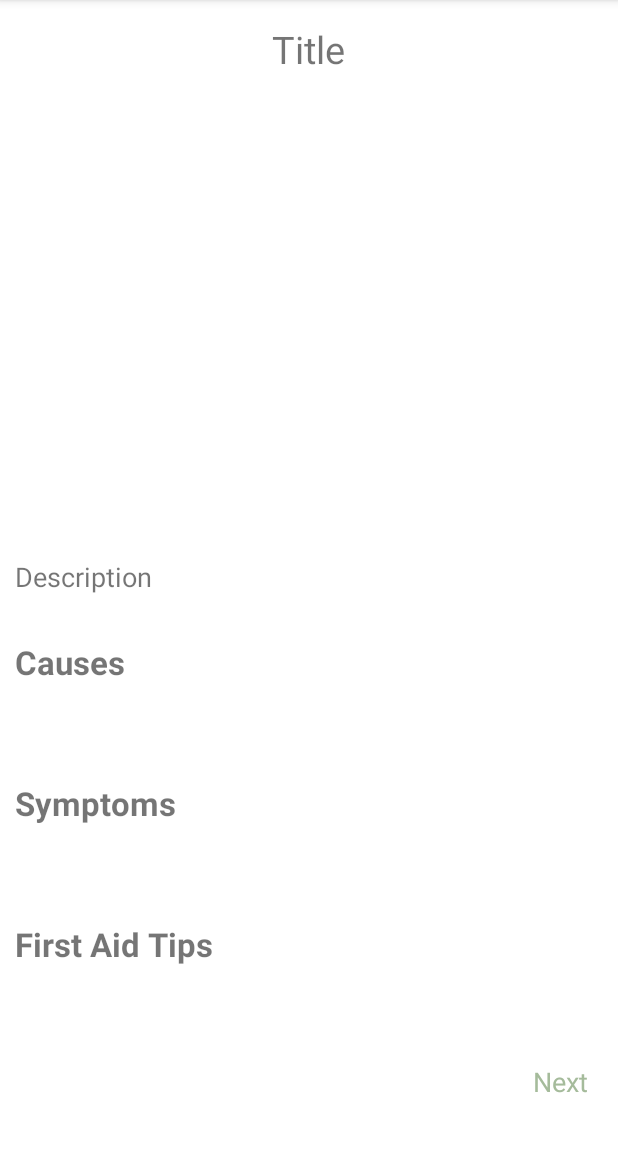
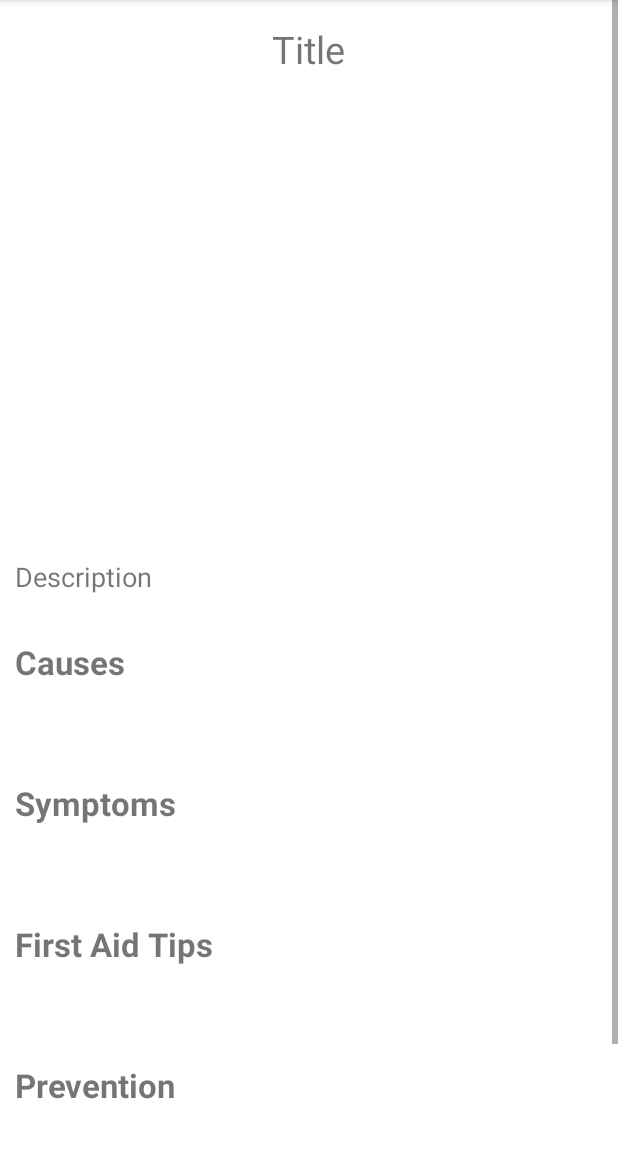
Before and after one commit to Joeseep/Main-Repo, an Android app: the AfterClickingDisease screen opened directly, with no data from a screen before it, on a phone screen of 412 x 824 dp, the part 84-1236 px from its top. Run offline under Robolectric (Android 15) with nearby library versions, the phone set to English and light mode, and no system bars; our stand-ins replace Firebase (no records; nobody signed in at launch, a user with empty details on screens opened directly); pictures from the network do not load.

Commit message:
functioning causes, symptoms, first aid, prevention for major and minor

```diff
--- a/app/src/main/java/com/example/lifesaver/AfterClickingDisease.java
+++ b/app/src/main/java/com/example/lifesaver/AfterClickingDisease.java
@@ -18,9 +18,11 @@ import com.google.firebase.database.DatabaseReference;
 import com.google.firebase.database.FirebaseDatabase;
 import com.google.firebase.database.ValueEventListener;
 
+import org.w3c.dom.Text;
+
 public class AfterClickingDisease extends AppCompatActivity {
     DatabaseReference databaseReference;
-    TextView descript, minortitle, cause, symptoms, firstaid;
+    TextView descript, minortitle, cause, symptoms, firstaid, prevention;
     ImageView minorimage;
     @Override
     protected void onCreate(Bundle savedInstanceState) {
@@ -35,6 +37,7 @@ public class AfterClickingDisease extends AppCompatActivity {
         cause = findViewById(R.id.cause);
         symptoms = findViewById(R.id.symptoms);
         firstaid = findViewById(R.id.firstaid);
+        prevention = findViewById(R.id.prevention);
 
         Bundle bundle = getIntent().getExtras();
         if(bundle!=null){
@@ -45,16 +48,24 @@ public class AfterClickingDisease extends AppCompatActivity {
             String[] causeArray = causeText.split("\\*"); // split at each asterisk
             causeText = TextUtils.join("\n\n\u2022", causeArray).trim(); // join with newline character
             cause.setText(causeText);
+
             //symptoms
             String symptomText = bundle.getString("Symptom");
             String[] symptomArray = symptomText.split("\\*");
             symptomText = TextUtils.join("\n\n\u2022", symptomArray).trim();
             symptoms.setText(symptomText);
+
             //fistaid
             String firstaidText = bundle.getString("Firstaid");
             String[] firstaidArray = firstaidText.split("\\*");
             firstaidText = TextUtils.join("\n\n\u2022", firstaidArray).trim();
             firstaid.setText(firstaidText);
+
+            //prevention
+            String preventionText = bundle.getString("Prevention");
+            String[] preventionArray = preventionText.split("\\*");
+            preventionText = TextUtils.join("\n\n\u2022", preventionArray).trim();
+            prevention.setText(preventionText);
             Glide.with(this).load(bundle.getString("Image")).into(minorimage);
         }
     }
--- a/app/src/main/java/com/example/lifesaver/MyAdapter.java
+++ b/app/src/main/java/com/example/lifesaver/MyAdapter.java
@@ -41,6 +41,7 @@ public class MyAdapter extends RecyclerView.Adapter<MyViewHolder> {
         holder.cau.setText(diseaseClassList.get(position).getCause());
         holder.symp.setText(diseaseClassList.get(position).getSymptoms());
         holder.aid.setText(diseaseClassList.get(position).getFirstaid());
+        holder.prevent.setText(diseaseClassList.get(position).getFirstaid());
 
         holder.minoritems.setOnClickListener(new View.OnClickListener() {
             @Override
@@ -52,6 +53,7 @@ public class MyAdapter extends RecyclerView.Adapter<MyViewHolder> {
                 intent.putExtra("Cause", diseaseClassList.get(holder.getAdapterPosition()).getCause());
                 intent.putExtra("Symptom", diseaseClassList.get(holder.getAdapterPosition()).getSymptoms());
                 intent.putExtra("Firstaid", diseaseClassList.get(holder.getAdapterPosition()).getFirstaid());
+                intent.putExtra("Prevention", diseaseClassList.get(holder.getAdapterPosition()).getPrevention());
                 context.startActivity(intent);
             }
         });
@@ -64,7 +66,7 @@ public class MyAdapter extends RecyclerView.Adapter<MyViewHolder> {
 }
 class MyViewHolder extends RecyclerView.ViewHolder{
     ImageView imageid;
-    TextView minorname, desc, cau, symp, aid;
+    TextView minorname, desc, cau, symp, aid, prevent;
     CardView minoritems;
 
     public MyViewHolder(@NonNull View itemView){
@@ -77,6 +79,7 @@ class MyViewHolder extends RecyclerView.ViewHolder{
         cau = itemView.findViewById(R.id.cau);
         symp = itemView.findViewById(R.id.symp);
         aid = itemView.findViewById(R.id.aid);
+        prevent = itemView.findViewById(R.id.prevent);
 
     }
 }
--- a/app/src/main/res/layout/activity_after_clicking_disease.xml
+++ b/app/src/main/res/layout/activity_after_clicking_disease.xml
@@ -93,6 +93,24 @@
             android:paddingRight="10dp"
             android:id="@+id/firstaid"
             android:textSize="18sp"/>
+        <TextView
+            android:layout_width="match_parent"
+            android:layout_height="wrap_content"
+            android:layout_marginTop="30dp"
+            android:paddingLeft="10dp"
+            android:paddingRight="10dp"
+            android:text="Prevention"
+            android:textStyle="bold"
+            android:textSize="22sp"/>
+
+        <TextView
+            android:layout_width="match_parent"
+            android:layout_height="wrap_content"
+            android:layout_marginTop="10dp"
+            android:paddingLeft="15dp"
+            android:paddingRight="10dp"
+            android:id="@+id/prevention"
+            android:textSize="18sp"/>
 
 
         <TextView
```
Also changed, not shown: app/src/main/java/com/example/lifesaver/DiseaseClass.java (+11 -2 lines), app/src/main/res/layout/minoritems.xml (+8 -0 lines).
